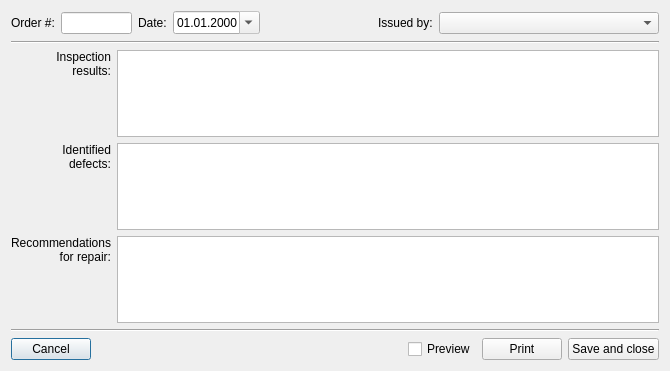
Feo-d-oR/YARC, file RepairCenter/giveorderdiag.ui: the form before one commit.
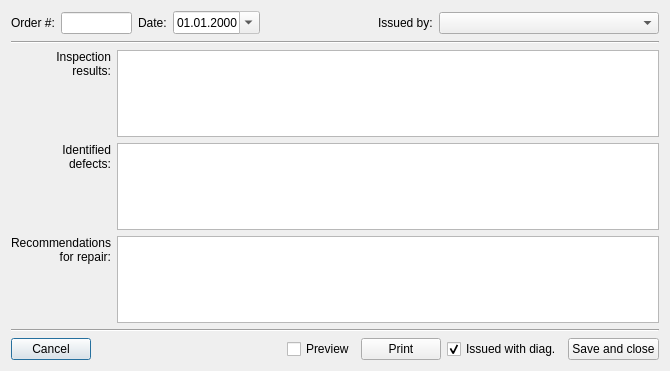
The form after the commit. Icons and pictures are not drawn.

```diff
--- a/RepairCenter/giveorderdiag.ui
+++ b/RepairCenter/giveorderdiag.ui
@@ -228,6 +228,19 @@
        </property>
       </widget>
      </item>
+     <item>
+      <widget class="QCheckBox" name="cbIssuedDiag">
+       <property name="toolTip">
+        <string>&lt;html&gt;&lt;head/&gt;&lt;body&gt;&lt;p&gt;Sets corresponding order state&lt;/p&gt;&lt;/body&gt;&lt;/html&gt;</string>
+       </property>
+       <property name="text">
+        <string>Issued with diag.</string>
+       </property>
+       <property name="checked">
+        <bool>true</bool>
+       </property>
+      </widget>
+     </item>
      <item>
       <widget class="QPushButton" name="bSave">
        <property name="text">
```
